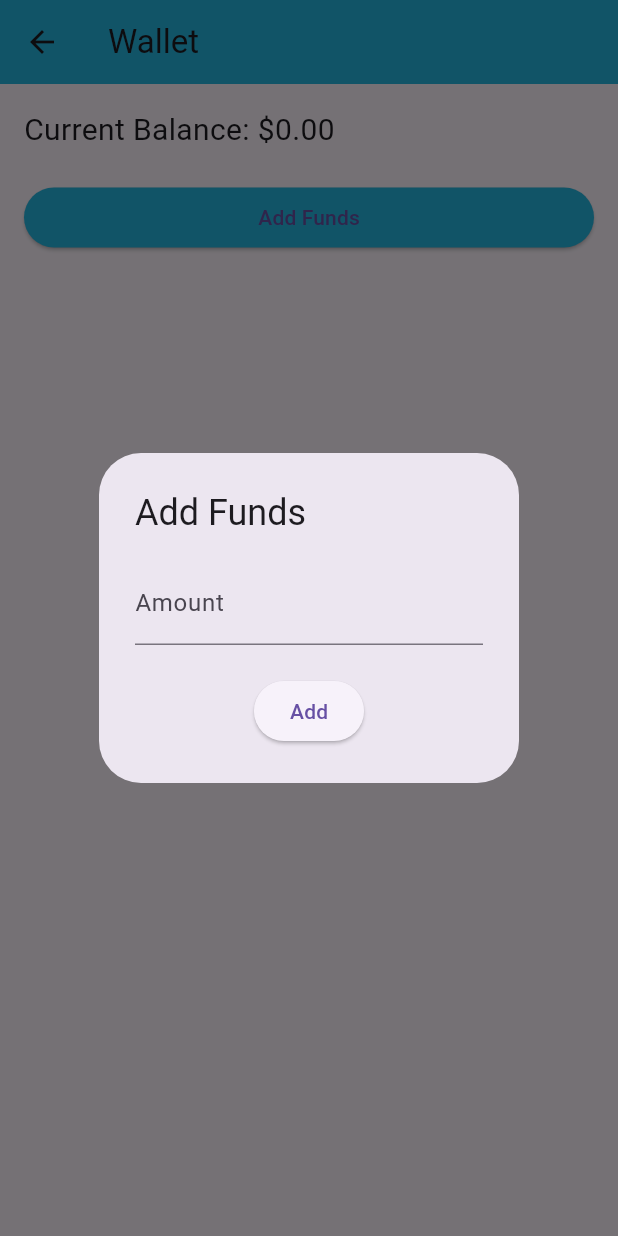
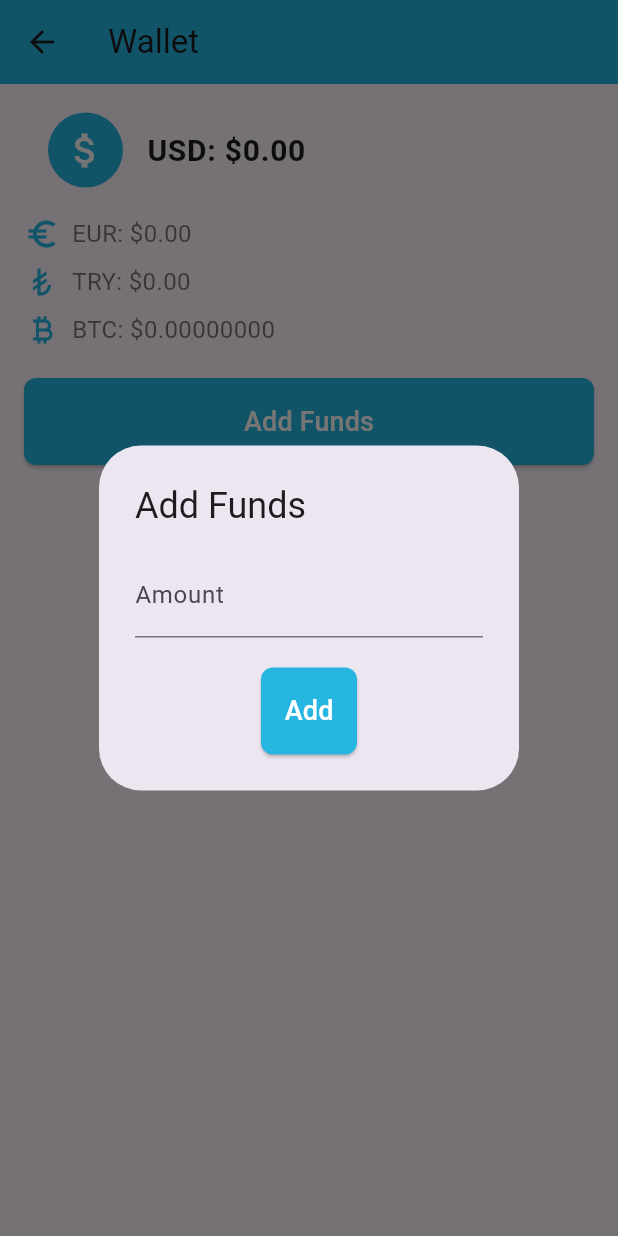
Before and after one commit to ahmetdavutatli/ev_charging_station, a Flutter app: the WalletPage screen opened directly with empty values, after a tap on "Add Funds", on a phone screen of 412 x 824 dp. Run offline on Flutter 3.47's test engine with Material 3 defaults, Android fonts, the phone set to English and light mode, and no system bars; our stand-ins replace cloud_firestore, curved_navigation_bar, firebase_auth, firebase_core, google_maps_flutter, location; accounts and stored records are empty; network calls fail.

```diff
--- a/lib/pages/wallet_page.dart
+++ b/lib/pages/wallet_page.dart
@@ -13,6 +13,10 @@ class WalletPage extends StatefulWidget {
 }
 
 class _WalletPageState extends State<WalletPage> {
+  double usdToEurRate = 0.92; // Örnek döviz kuru
+  double usdToTryRate = 13.5; // Örnek döviz kuru
+  double usdToBtcRate = 0.000022; // Örnek döviz kuru
+
   @override
   Widget build(BuildContext context) {
     return Scaffold(
@@ -25,53 +29,102 @@ class _WalletPageState extends State<WalletPage> {
         child: Column(
           crossAxisAlignment: CrossAxisAlignment.stretch,
           children: [
-            // Display current balance
             FutureBuilder<double>(
-              future: _loadBalance(),
+              future: _loadUsdBalance(),
               builder: (context, snapshot) {
                 if (snapshot.connectionState == ConnectionState.waiting) {
-                  // If the Future is still running, show a loading indicator
-                  return CircularProgressIndicator();
+                  return const Center(child: CircularProgressIndicator());
                 } else if (snapshot.hasError) {
-                  // If the Future completes with an error, display the error message
-                  return Text('Error: ${snapshot.error}');
+                  return Center(child: Text('Error: ${snapshot.error}'));
                 } else {
-                  // If the Future is complete, display the current balance
-                  double currentBalance = snapshot.data ?? 0.0;
-                  return Text(
-                    'Current Balance: \$${currentBalance.toStringAsFixed(2)}',
-                    style: const TextStyle(fontSize: 20),
-                  );
+                  double usdBalance = snapshot.data ?? 0.0;
+                  return _buildBalanceDisplay(usdBalance);
                 }
               },
             ),
-
             const SizedBox(height: 20),
-
-            // Button to add funds
-            ElevatedButton(
-              style: ElevatedButton.styleFrom(
-                backgroundColor: const Color(0xff26B6E1),
-              ),
-              onPressed: () {
-                // Show a dialog or navigate to a page where the user can input the amount to add
-                _showAddFundsDialog(context);
-              },
-              child: Text('Add Funds'),
-            ),
+            _buildAddFundsButton(),
           ],
         ),
       ),
     );
   }
 
-  Future<double> _loadBalance() async {
+  Widget _buildBalanceDisplay(double usdBalance) {
+    return Column(
+      crossAxisAlignment: CrossAxisAlignment.start,
+      children: [
+        _buildMainBalanceRow('USD', usdBalance, Icons.attach_money, 30.0),
+        const SizedBox(height: 8),
+        _buildSecondaryBalance(
+            'EUR', usdBalance * usdToEurRate, Icons.euro_symbol),
+        _buildSecondaryBalance(
+            'TRY', usdBalance * usdToTryRate, Icons.currency_lira),
+        _buildSecondaryBalance(
+            'BTC', usdBalance * usdToBtcRate, Icons.currency_bitcoin),
+      ],
+    );
+  }
+
+  Widget _buildMainBalanceRow(String currency, double balance,
+      IconData iconData, double iconSize) {
+    return ListTile(
+      leading: CircleAvatar(
+        radius: 25.0,
+        backgroundColor: const Color(0xff26B6E1),
+        child: Icon(iconData, size: iconSize, color: Colors.white),
+      ),
+      title: Text(
+        '$currency: \$${balance.toStringAsFixed(2)}',
+        style: const TextStyle(fontSize: 20, fontWeight: FontWeight.bold),
+      ),
+    );
+  }
+
+  Widget _buildSecondaryBalance(String currency, double balance,
+      IconData iconData) {
+    String formattedBalance = currency == 'BTC'
+        ? balance.toStringAsFixed(8)
+        : balance.toStringAsFixed(2);
+
+    return Padding(
+      padding: const EdgeInsets.only(top: 8.0),
+      child: Row(
+        children: [
+          Icon(iconData, color: const Color(0xff26B6E1)),
+          const SizedBox(width: 8),
+          Text(
+            '$currency: \$${formattedBalance}',
+            style: const TextStyle(fontSize: 16, color: Colors.black54),
+          ),
+        ],
+      ),
+    );
+  }
+
+  Widget _buildAddFundsButton() {
+    return ElevatedButton(
+      style: ElevatedButton.styleFrom(
+        primary: const Color(0xff26B6E1),
+        onPrimary: Colors.white,
+        shape: RoundedRectangleBorder(borderRadius: BorderRadius.circular(8.0)),
+        padding: const EdgeInsets.symmetric(vertical: 16.0),
+      ),
+      onPressed: () => _showAddFundsDialog(context),
+      child: const Text('Add Funds', style: TextStyle(fontSize: 18)),
+    );
+  }
+
+  Future<double> _loadUsdBalance() async {
     if (widget.auth.user != null) {
-      return await widget.walletService.getBalance();
+      try {
+        return await widget.walletService.getBalance();
+      } catch (e) {
+        print('Error loading balance: $e');
+        return 0.0;
+      }
     } else {
-      // Handle the case where the user is not authenticated
-      // You might want to show a login screen or redirect to the login page
-      return 0.0;
+      return 0.0; // Kullanıcı giriş yapmamışsa 0 döndür
     }
   }
 
@@ -82,7 +135,7 @@ class _WalletPageState extends State<WalletPage> {
       context: context,
       builder: (BuildContext context) {
         return AlertDialog(
-          title: Text('Add Funds'),
+          title: const Text('Add Funds'),
           content: Column(
             mainAxisSize: MainAxisSize.min,
             children: [
@@ -91,7 +144,7 @@ class _WalletPageState extends State<WalletPage> {
                 onChanged: (value) {
                   amountToAdd = double.tryParse(value) ?? 0.0;
                 },
-                decoration: InputDecoration(labelText: 'Amount'),
+                decoration: const InputDecoration(labelText: 'Amount'),
               ),
               const SizedBox(height: 20),
               ElevatedButton(
@@ -101,7 +154,14 @@ class _WalletPageState extends State<WalletPage> {
                   setState(() {});
                   Navigator.pop(context); // Close the dialog
                 },
-                child: Text('Add'),
+                style: ElevatedButton.styleFrom(
+                  primary: const Color(0xff26B6E1),
+                  onPrimary: Colors.white,
+                  shape: RoundedRectangleBorder(
+                      borderRadius: BorderRadius.circular(8.0)),
+                  padding: const EdgeInsets.symmetric(vertical: 16.0),
+                ),
+                child: const Text('Add', style: TextStyle(fontSize: 18)),
               ),
             ],
           ),
--- a/pubspec.yaml
+++ b/pubspec.yaml
@@ -44,6 +44,7 @@ dependencies:
   location: ^5.0.3
   qr_code_scanner: ^1.0.1
   provider: ^6.1.1
+  flutter_image_compress: ^2.1.0
 
 dev_dependencies:
   flutter_test:
@@ -64,7 +65,8 @@ flutter:
 
   assets:
     - assets/logo.png
-    - assets/markerIconStation.png
+    - assets/station_marker.png
+    - assets/user_marker.png
 
   # The following line ensures that the Material Icons font is
   # included with your application, so that you can use the icons in
```
Also changed, not shown: lib/navbar.dart (added, +285 -0 lines), lib/pages/home_page.dart (+130 -48 lines), assets/logo.png (added), assets/station_marker.png (added), assets/user_marker.png (added), pubspec.lock.
